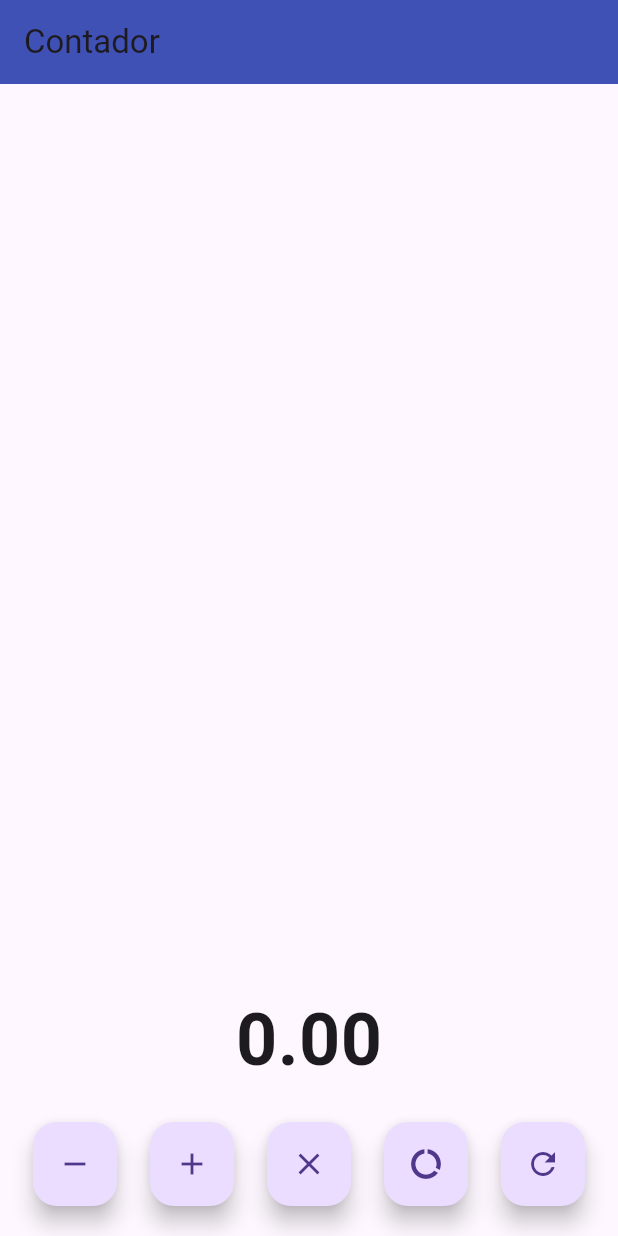
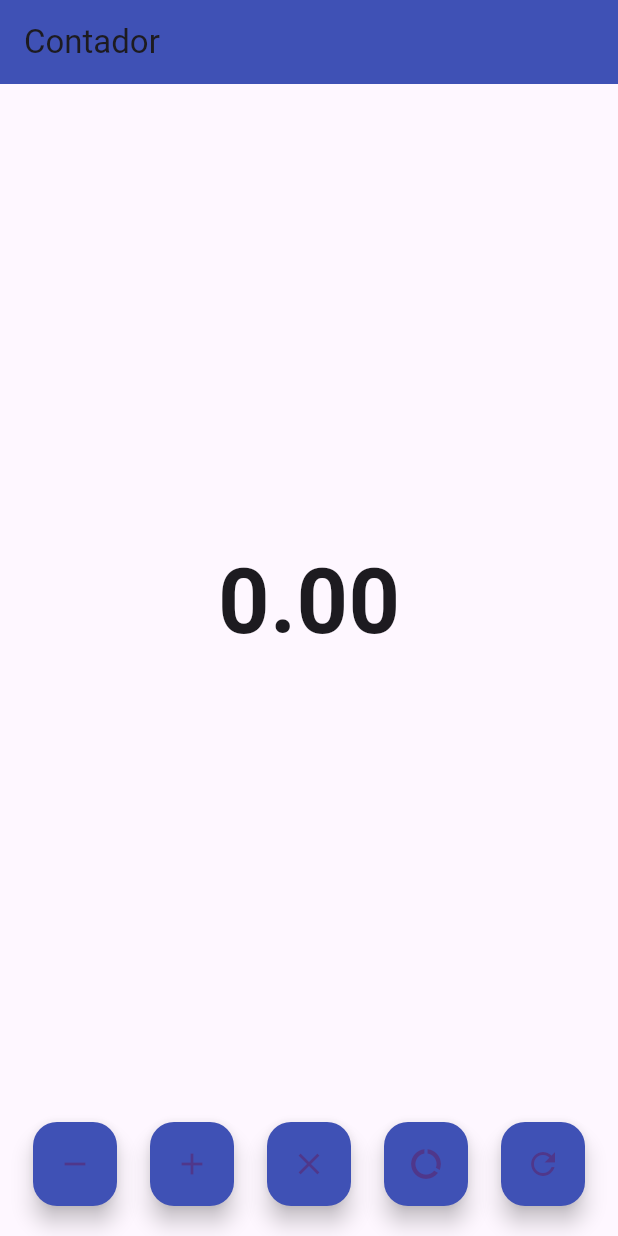
Before and after one commit to Pastelblue05/miprimeroappmeacuerdodeldiaquedelaprogyomeenamore, a Flutter app: the screen it shows after launch, on a phone screen of 412 x 824 dp. Run offline on Flutter 3.47's test engine with Material 3 defaults, Android fonts, the phone set to English and light mode, and no system bars.

Commit message:
Avancept3

```diff
--- a/lib/main.dart
+++ b/lib/main.dart
@@ -68,15 +68,16 @@ class _ContadorPageState extends State<ContadorPage> {
 
         children: <Widget>[
           // Texto del contador
-          Center(
-            child: Text(
-              _contador.toStringAsFixed(2),
-              style: const TextStyle(fontSize: 48, fontWeight: FontWeight.bold),
+          Expanded(
+            child: Center(
+              child: Text(
+                _contador.toStringAsFixed(2),
+                style: const TextStyle(fontSize: 60, fontWeight: FontWeight.bold),
+              ),
             ),
           ),
-          const SizedBox(height: 20),
 
-          // Botones de la pagina principal
+           // Botones de la pagina principal
           Row(
             mainAxisAlignment: MainAxisAlignment.spaceEvenly,
             children: <Widget>[
@@ -85,6 +86,7 @@ class _ContadorPageState extends State<ContadorPage> {
               FloatingActionButton(
                 onPressed: () => _actualizar(-1.0),
                 heroTag: "btn_restar",
+                backgroundColor: Colors.indigo,
                 child: const Icon(Icons.remove),
               ),
 
@@ -92,6 +94,7 @@ class _ContadorPageState extends State<ContadorPage> {
               FloatingActionButton(
                 onPressed: () => _actualizar(1.0),
                 heroTag: "btn_sumar",
+                backgroundColor: Colors.indigo,
                 child: const Icon(Icons.add),
               ),
 
@@ -99,6 +102,7 @@ class _ContadorPageState extends State<ContadorPage> {
               FloatingActionButton(
                 onPressed: _multiplicar,
                 heroTag: "btn_multiplicar",
+                backgroundColor: Colors.indigo,
                 child: const Icon(Icons.close),
               ),
 
@@ -106,6 +110,7 @@ class _ContadorPageState extends State<ContadorPage> {
               FloatingActionButton(
                 onPressed: _dividir,
                 heroTag: "btn_dividir",
+                backgroundColor: Colors.indigo,
                 child: const Icon(Icons.data_usage),
               ),
 
@@ -113,6 +118,7 @@ class _ContadorPageState extends State<ContadorPage> {
               FloatingActionButton(
                 onPressed: _resetear,
                 heroTag: "btn_reset",
+                backgroundColor: Colors.indigo,
                 child: const Icon(Icons.refresh),
 
               ),
```
